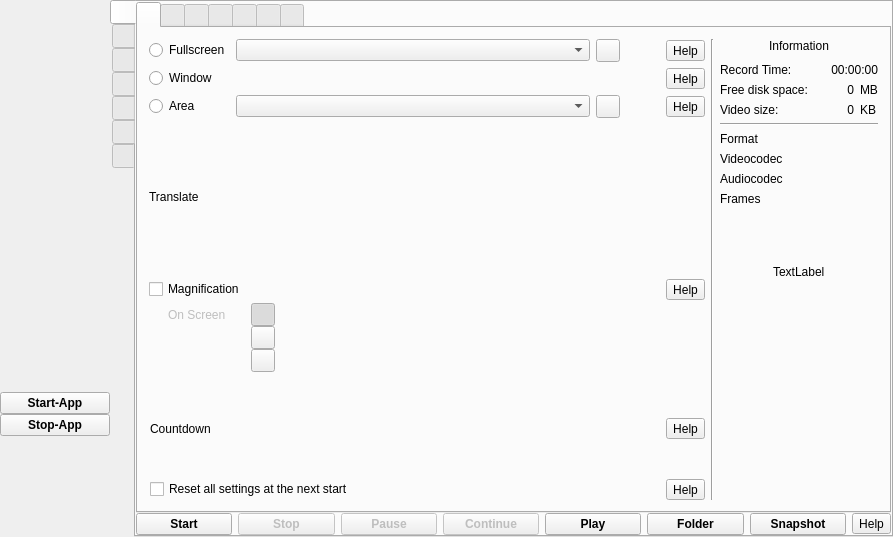
Old version of the form src/formMainWindow.ui in the repository vkohaupt/vokoscreenNG.
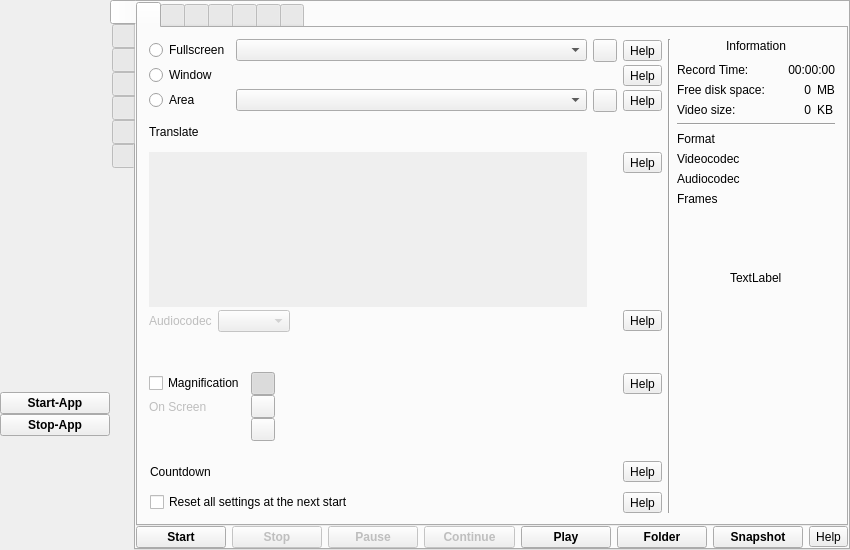
New version of the form. Icons and pictures are not drawn.

Patch:
```diff
--- a/src/formMainWindow.ui
+++ b/src/formMainWindow.ui
@@ -6,8 +6,8 @@
    <rect>
     <x>0</x>
     <y>0</y>
-    <width>893</width>
-    <height>537</height>
+    <width>850</width>
+    <height>550</height>
    </rect>
   </property>
   <property name="windowTitle">
@@ -420,9 +420,107 @@
            <layout class="QHBoxLayout" name="horizontalLayout_2">
             <item>
              <layout class="QVBoxLayout" name="verticalLayout_7">
+              <property name="spacing">
+               <number>0</number>
+              </property>
               <item>
                <layout class="QGridLayout" name="gridLayout_3">
-                <item row="0" column="4">
+                <property name="bottomMargin">
+                 <number>0</number>
+                </property>
+                <property name="verticalSpacing">
+                 <number>3</number>
+                </property>
+                <item row="4" column="0" colspan="4">
+                 <widget class="QLabel" name="label_translate">
+                  <property name="text">
+                   <string notr="true">Translate</string>
+                  </property>
+                  <property name="wordWrap">
+                   <bool>true</bool>
+                  </property>
+                  <property name="openExternalLinks">
+                   <bool>true</bool>
+                  </property>
+                 </widget>
+                </item>
+                <item row="2" column="1">
+                 <widget class="QComboBox" name="comboBoxScreencastScreenArea">
+                  <property name="sizeAdjustPolicy">
+                   <enum>QComboBox::AdjustToContents</enum>
+                  </property>
+                 </widget>
+                </item>
+                <item row="6" column="0" colspan="2">
+                 <layout class="QGridLayout" name="gridLayout_15">
+                  <property name="sizeConstraint">
+                   <enum>QLayout::SetDefaultConstraint</enum>
+                  </property>
+                  <property name="leftMargin">
+                   <number>0</number>
+                  </property>
+                  <property name="topMargin">
+                   <number>0</number>
+                  </property>
+                  <property name="rightMargin">
+                   <number>0</number>
+                  </property>
+                  <item row="0" column="0">
+                   <widget class="QScrollArea" name="scrollAreaAudioDevice">
+                    <property name="sizePolicy">
+                     <sizepolicy hsizetype="Expanding" vsizetype="Preferred">
+                      <horstretch>0</horstretch>
+                      <verstretch>0</verstretch>
+                     </sizepolicy>
+                    </property>
+                    <property name="frameShape">
+                     <enum>QFrame::NoFrame</enum>
+                    </property>
+                    <property name="widgetResizable">
+                     <bool>true</bool>
+                    </property>
+                    <property name="alignment">
+                     <set>Qt::AlignLeading|Qt::AlignLeft|Qt::AlignTop</set>
+                    </property>
+                    <widget class="QWidget" name="scrollAreaWidgetContentsAudioDevices">
+                     <property name="geometry">
+                      <rect>
+                       <x>0</x>
+                       <y>0</y>
+                       <width>426</width>
+                       <height>79</height>
+                      </rect>
+                     </property>
+                     <layout class="QVBoxLayout" name="verticalLayoutAudioDevices">
+                      <property name="leftMargin">
+                       <number>0</number>
+                      </property>
+                      <property name="topMargin">
+                       <number>6</number>
+                      </property>
+                      <property name="bottomMargin">
+                       <number>0</number>
+                      </property>
+                     </layout>
+                    </widget>
+                   </widget>
+                  </item>
+                 </layout>
+                </item>
+                <item row="0" column="1">
+                 <widget class="QComboBox" name="comboBoxScreencastScreen">
+                  <property name="sizePolicy">
+                   <sizepolicy hsizetype="Expanding" vsizetype="Fixed">
+                    <horstretch>0</horstretch>
+                    <verstretch>0</verstretch>
+                   </sizepolicy>
+                  </property>
+                  <property name="sizeAdjustPolicy">
+                   <enum>QComboBox::AdjustToContents</enum>
+                  </property>
+                 </widget>
+                </item>
+                <item row="0" column="3">
                  <widget class="QToolButton" name="help_screencast_fullscreen">
                   <property name="toolTip">
                    <string>Help</string>
@@ -432,6 +530,33 @@
                   </property>
                  </widget>
                 </item>
+                <item row="6" column="3">
+                 <layout class="QVBoxLayout" name="verticalLayout_15">
+                  <item>
+                   <widget class="QToolButton" name="help_screencast_audio">
+                    <property name="toolTip">
+                     <string>Help</string>
+                    </property>
+                    <property name="text">
+                     <string notr="true">Help</string>
+                    </property>
+                   </widget>
+                  </item>
+                  <item>
+                   <spacer name="verticalSpacer_28">
+                    <property name="orientation">
+                     <enum>Qt::Vertical</enum>
+                    </property>
+                    <property name="sizeHint" stdset="0">
+                     <size>
+                      <width>20</width>
+                      <height>40</height>
+                     </size>
+                    </property>
+                   </spacer>
+                  </item>
+                 </layout>
+                </item>
                 <item row="1" column="0">
                  <widget class="QRadioButton" name="radioButtonScreencastWindow">
                   <property name="text">
@@ -442,41 +567,7 @@
                   </attribute>
                  </widget>
                 </item>
-                <item row="2" column="2">
-                 <widget class="QToolButton" name="toolButtonScreencastAreaReset">
-                  <property name="toolTip">
-                   <string>Reset</string>
-                  </property>
-                  <property name="text">
-                   <string notr="true"/>
-                  </property>
-                  <property name="icon">
-                   <iconset resource="screencast.qrc">
-                    <normaloff>:/pictures/screencast/undo.png</normaloff>:/pictures/screencast/undo.png</iconset>
-                  </property>
-                 </widget>
-                </item>
-                <item row="2" column="0">
-                 <widget class="QRadioButton" name="radioButtonScreencastArea">
-                  <property name="text">
-                   <string>Area</string>
-                  </property>
-                  <attribute name="buttonGroup">
-                   <string notr="true">buttonGroup</string>
-                  </attribute>
-                 </widget>
-                </item>
-                <item row="1" column="4">
-                 <widget class="QToolButton" name="help_screencast_window">
-                  <property name="toolTip">
-                   <string>Help</string>
-                  </property>
-                  <property name="text">
-                   <string notr="true">Help</string>
-                  </property>
-                 </widget>
-                </item>
-                <item row="2" column="4">
+                <item row="2" column="3">
                  <widget class="QToolButton" name="help_screencast_area">
                   <property name="toolTip">
                    <string>Help</string>
@@ -486,35 +577,6 @@
                   </property>
                  </widget>
                 </item>
-                <item row="0" column="1">
-                 <widget class="QComboBox" name="comboBoxScreencastScreen">
-                  <property name="sizePolicy">
-                   <sizepolicy hsizetype="Expanding" vsizetype="Fixed">
-                    <horstretch>0</horstretch>
-                    <verstretch>0</verstretch>
-                   </sizepolicy>
-                  </property>
-                  <property name="sizeAdjustPolicy">
-                   <enum>QComboBox::AdjustToContents</enum>
-                  </property>
-                 </widget>
-                </item>
-                <item row="0" column="3">
-                 <spacer name="horizontalSpacer">
-                  <property name="orientation">
-                   <enum>Qt::Horizontal</enum>
-                  </property>
-                  <property name="sizeType">
-                   <enum>QSizePolicy::Preferred</enum>
-                  </property>
-                  <property name="sizeHint" stdset="0">
-                   <size>
-                    <width>40</width>
-                    <height>20</height>
-                   </size>
-                  </property>
-                 </spacer>
-                </item>
                 <item row="0" column="0">
                  <widget class="QRadioButton" name="radioButtonScreencastFullscreen">
                   <property name="text">
@@ -525,13 +587,6 @@
                   </attribute>
                  </widget>
                 </item>
-                <item row="2" column="1">
-                 <widget class="QComboBox" name="comboBoxScreencastScreenArea">
-                  <property name="sizeAdjustPolicy">
-                   <enum>QComboBox::AdjustToContents</enum>
-                  </property>
-                 </widget>
-                </item>
                 <item row="0" column="2">
                  <widget class="QToolButton" name="toolButton_screen_name">
                   <property name="text">
@@ -546,38 +601,128 @@
                   </property>
                  </widget>
                 </item>
+                <item row="5" column="1">
+                 <spacer name="verticalSpacer_13">
+                  <property name="orientation">
+                   <enum>Qt::Vertical</enum>
+                  </property>
+                  <property name="sizeType">
+                   <enum>QSizePolicy::Maximum</enum>
+                  </property>
+                  <property name="sizeHint" stdset="0">
+                   <size>
+                    <width>20</width>
+                    <height>10</height>
+                   </size>
+                  </property>
+                 </spacer>
+                </item>
+                <item row="2" column="0">
+                 <widget class="QRadioButton" name="radioButtonScreencastArea">
+                  <property name="text">
+                   <string>Area</string>
+                  </property>
+                  <attribute name="buttonGroup">
+                   <string notr="true">buttonGroup</string>
+                  </attribute>
+                 </widget>
+                </item>
+                <item row="3" column="1">
+                 <spacer name="verticalSpacer">
+                  <property name="orientation">
+                   <enum>Qt::Vertical</enum>
+                  </property>
+                  <property name="sizeType">
+                   <enum>QSizePolicy::Maximum</enum>
+                  </property>
+                  <property name="sizeHint" stdset="0">
+                   <size>
+                    <width>20</width>
+                    <height>10</height>
+                   </size>
+                  </property>
+                 </spacer>
+                </item>
+                <item row="2" column="2">
+                 <widget class="QToolButton" name="toolButtonScreencastAreaReset">
+                  <property name="toolTip">
+                   <string>Reset</string>
+                  </property>
+                  <property name="text">
+                   <string notr="true"/>
+                  </property>
+                  <property name="icon">
+                   <iconset resource="screencast.qrc">
+                    <normaloff>:/pictures/screencast/undo.png</normaloff>:/pictures/screencast/undo.png</iconset>
+                  </property>
+                 </widget>
+                </item>
+                <item row="1" column="3">
+                 <widget class="QToolButton" name="help_screencast_window">
+                  <property name="toolTip">
+                   <string>Help</string>
+                  </property>
+                  <property name="text">
+                   <string notr="true">Help</string>
+                  </property>
+                 </widget>
+                </item>
+                <item row="7" column="0" colspan="4">
+                 <layout class="QHBoxLayout" name="horizontalLayout_37">
+                  <item>
+                   <widget class="QLabel" name="labelAudioCodec">
+                    <property name="enabled">
+                     <bool>false</bool>
+                    </property>
+                    <property name="text">
+                     <string>Audiocodec</string>
+                    </property>
+                   </widget>
+                  </item>
+                  <item>
+                   <widget class="QComboBox" name="comboBoxAudioCodec">
+                    <property name="enabled">
+                     <bool>false</bool>
+                    </property>
+                    <property name="sizeAdjustPolicy">
+                     <enum>QComboBox::AdjustToContents</enum>
+                    </property>
+                   </widget>
+                  </item>
+                  <item>
+                   <spacer name="horizontalSpacer_14">
+                    <property name="orientation">
+                     <enum>Qt::Horizontal</enum>
+                    </property>
+                    <property name="sizeHint" stdset="0">
+                     <size>
+                      <width>40</width>
+                      <height>20</height>
+                     </size>
+                    </property>
+                   </spacer>
+                  </item>
+                  <item>
+                   <widget class="QToolButton" name="help_screencast_audiocodec">
+                    <property name="toolTip">
+                     <string>Help</string>
+                    </property>
+                    <property name="text">
+                     <string notr="true">Help</string>
+                    </property>
+                   </widget>
+                  </item>
+                 </layout>
+                </item>
                </layout>
               </item>
               <item>
-               <spacer name="verticalSpacer">
+               <spacer name="verticalSpacer_20">
                 <property name="orientation">
                  <enum>Qt::Vertical</enum>
                 </property>
-                <property name="sizeHint" stdset="0">
-                 <size>
-                  <width>20</width>
-                  <height>40</height>
-                 </size>
-                </property>
-               </spacer>
-              </item>
-              <item>
-               <widget class="QLabel" name="label_translate">
-                <property name="text">
-                 <string notr="true">Translate</string>
-                </property>
-                <property name="wordWrap">
-                 <bool>true</bool>
-                </property>
-                <property name="openExternalLinks">
-                 <bool>true</bool>
-                </property>
-               </widget>
-              </item>
-              <item>
-               <spacer name="verticalSpacer_13">
-                <property name="orientation">
-                 <enum>Qt::Vertical</enum>
+                <property name="sizeType">
+                 <enum>QSizePolicy::Preferred</enum>
                 </property>
                 <property name="sizeHint" stdset="0">
                  <size>
@@ -592,17 +737,17 @@
                 <property name="verticalSpacing">
                  <number>0</number>
                 </property>
-                <item row="2" column="0" alignment="Qt::AlignHCenter">
-                 <widget class="QLabel" name="label_magnifier_on_screen">
-                  <property name="enabled">
-                   <bool>false</bool>
+                <item row="1" column="4">
+                 <widget class="QToolButton" name="help_screencast_magnifier">
+                  <property name="toolTip">
+                   <string>Help</string>
                   </property>
                   <property name="text">
-                   <string notr="true">On Screen</string>
+                   <string notr="true">Help</string>
                   </property>
                  </widget>
                 </item>
-                <item row="2" column="3">
+                <item row="1" column="3">
                  <spacer name="horizontalSpacer_45">
                   <property name="orientation">
                    <enum>Qt::Horizontal</enum>
@@ -615,13 +760,13 @@
                   </property>
                  </spacer>
                 </item>
-                <item row="1" column="2" colspan="2">
-                 <layout class="QHBoxLayout" name="horizontalLayoutMagnicationSize">
+                <item row="2" column="2">
+                 <layout class="QHBoxLayout" name="horizontalLayout_elipse">
                   <property name="leftMargin">
                    <number>3</number>
                   </property>
                   <item>
-                   <spacer name="horizontalSpacer_42">
+                   <spacer name="horizontalSpacer_47">
                     <property name="orientation">
                      <enum>Qt::Horizontal</enum>
                     </property>
@@ -633,19 +778,9 @@
                     </property>
                    </spacer>
                   </item>
-                  <item>
-                   <widget class="QToolButton" name="help_screencast_magnifier">
-                    <property name="toolTip">
-                     <string>Help</string>
-                    </property>
-                    <property name="text">
-                     <string notr="true">Help</string>
-                    </property>
-                   </widget>
-                  </item>
                  </layout>
                 </item>
-                <item row="2" column="2">
+                <item row="1" column="2">
                  <layout class="QHBoxLayout" name="horizontalLayout_rectangle">
                   <property name="leftMargin">
                    <number>3</number>
@@ -665,6 +800,36 @@
                   </item>
                  </layout>
                 </item>
+                <item row="2" column="0">
+                 <widget class="QLabel" name="label_magnifier_on_screen">
+                  <property name="enabled">
+                   <bool>false</bool>
+                  </property>
+                  <property name="text">
+                   <string notr="true">On Screen</string>
+                  </property>
+                 </widget>
+                </item>
+                <item row="3" column="2">
+                 <layout class="QHBoxLayout" name="horizontalLayout_circle">
+                  <property name="leftMargin">
+                   <number>3</number>
+                  </property>
+                  <item>
+                   <spacer name="horizontalSpacer_48">
+                    <property name="orientation">
+                     <enum>Qt::Horizontal</enum>
+                    </property>
+                    <property name="sizeHint" stdset="0">
+                     <size>
+                      <width>40</width>
+                      <height>20</height>
+                     </size>
+                    </property>
+                   </spacer>
+                  </item>
+                 </layout>
+                </item>
                 <item row="1" column="0">
                  <widget class="QCheckBox" name="checkBoxMagnifier">
                   <property name="toolTip">
@@ -675,60 +840,7 @@
                   </property>
                  </widget>
                 </item>
-                <item row="3" column="2">
-                 <layout class="QHBoxLayout" name="horizontalLayout_elipse">
-                  <property name="leftMargin">
-                   <number>3</number>
-                  </property>
-                  <item>
-                   <spacer name="horizontalSpacer_47">
-                    <property name="orientation">
-                     <enum>Qt::Horizontal</enum>
-                    </property>
-                    <property name="sizeHint" stdset="0">
-                     <size>
-                      <width>40</width>
-                      <height>20</height>
-                     </size>
-                    </property>
-                   </spacer>
-                  </item>
-                 </layout>
-                </item>
-                <item row="4" column="2">
-                 <layout class="QHBoxLayout" name="horizontalLayout_circle">
-                  <property name="leftMargin">
-                   <number>3</number>
-                  </property>
-                  <item>
-                   <spacer name="horizontalSpacer_48">
-                    <property name="orientation">
-                     <enum>Qt::Horizontal</enum>
-                    </property>
-                    <property name="sizeHint" stdset="0">
-                     <size>
-                      <width>40</width>
-                      <height>20</height>
-                     </size>
-                    </property>
-                   </spacer>
-                  </item>
-                 </layout>
-                </item>
-                <item row="4" column="1">
-                 <widget class="QToolButton" name="toolButton_magnifier_circle">
-                  <property name="text">
-                   <string notr="true"/>
-                  </property>
-                  <property name="checkable">
-                   <bool>true</bool>
-                  </property>
-                  <attribute name="buttonGroup">
-                   <string notr="true">buttonGroup_2</string>
-                  </attribute>
-                 </widget>
-                </item>
-                <item row="3" column="1">
+                <item row="2" column="1">
                  <widget class="QToolButton" name="toolButton_magnifier_elipse">
                   <property name="text">
                    <string notr="true"/>
@@ -741,7 +853,20 @@
                   </attribute>
                  </widget>
                 </item>
-                <item row="2" column="1">
+                <item row="3" column="1">
+                 <widget class="QToolButton" name="toolButton_magnifier_circle">
+                  <property name="text">
+                   <string notr="true"/>
+                  </property>
+                  <property name="checkable">
+                   <bool>true</bool>
+                  </property>
+                  <attribute name="buttonGroup">
+                   <string notr="true">buttonGroup_2</string>
+                  </attribute>
+                 </widget>
+                </item>
+                <item row="1" column="1">
                  <widget class="QToolButton" name="toolButton_magnifier_rectangle">
                   <property name="text">
                    <string notr="true"/>
@@ -757,52 +882,33 @@
                   </attribute>
                  </widget>
                 </item>
-                <item row="1" column="1">
-                 <widget class="QLabel" name="label_62">
-                  <property name="minimumSize">
-                   <size>
-                    <width>27</width>
-                    <height>27</height>
-                   </size>
-                  </property>
-                  <property name="maximumSize">
-                   <size>
-                    <width>27</width>
-                    <height>27</height>
-                   </size>
-                  </property>
-                  <property name="text">
-                   <string notr="true"/>
-                  </property>
-                  <property name="pixmap">
-                   <pixmap resource="screencast.qrc">:/pictures/systray/magnification.png</pixmap>
-                  </property>
-                  <property name="scaledContents">
-                   <bool>true</bool>
-                  </property>
-                 </widget>
-                </item>
                </layout>
               </item>
               <item>
-               <layout class="QGridLayout" name="gridLayout_9" rowstretch="0,0,0,0,0" columnstretch="0,0,0,0">
+               <spacer name="verticalSpacer_7">
+                <property name="orientation">
+                 <enum>Qt::Vertical</enum>
+                </property>
+                <property name="sizeType">
+                 <enum>QSizePolicy::Maximum</enum>
+                </property>
+                <property name="sizeHint" stdset="0">
+                 <size>
+                  <width>20</width>
+                  <height>20</height>
+                 </size>
+                </property>
+               </spacer>
+              </item>
+              <item>
+               <layout class="QGridLayout" name="gridLayout_9" rowstretch="0,0,0,0" columnstretch="0,0,0">
                 <property name="leftMargin">
                  <number>1</number>
                 </property>
                 <property name="verticalSpacing">
                  <number>0</number>
                 </property>
-                <item row="4" column="3">
-                 <widget class="QToolButton" name="help_screencast_deleteallsettings">
-                  <property name="toolTip">
-                   <string>Help</string>
-                  </property>
-                  <property name="text">
-                   <string notr="true">Help</string>
-                  </property>
-                 </widget>
-                </item>
-                <item row="4" column="0" colspan="3">
+                <item row="3" column="0" colspan="2">
                  <layout class="QHBoxLayout" name="horizontalLayout_13">
                   <item>
                    <widget class="QCheckBox" name="checkBoxResetAtNextStart">
@@ -813,20 +919,7 @@
                   </item>
                  </layout>
                 </item>
-                <item row="3" column="1">
-                 <spacer name="verticalSpacer_9">
-                  <property name="orientation">
-                   <enum>Qt::Vertical</enum>
-                  </property>
-                  <property name="sizeHint" stdset="0">
-                   <size>
-                    <width>20</width>
-                    <height>40</height>
-                   </size>
-                  </property>
-                 </spacer>
-                </item>
-                <item row="2" column="3">
+                <item row="1" column="2">
                  <widget class="QToolButton" name="help_screencast_countdown">
                   <property name="toolTip">
                    <string>Help</string>
@@ -836,20 +929,7 @@
                   </property>
                  </widget>
                 </item>
-                <item row="1" column="1">
-                 <spacer name="verticalSpacer_7">
-                  <property name="orientation">
-                   <enum>Qt::Vertical</enum>
-                  </property>
-                  <property name="sizeHint" stdset="0">
-                   <size>
-                    <width>20</width>
-                    <height>40</height>
-                   </size>
-                  </property>
-                 </spacer>
-                </item>
-                <item row="2" column="0" colspan="3">
+                <item row="1" column="0" colspan="2">
                  <layout class="QHBoxLayout" name="horizontalLayout_60">
                   <item>
                    <widget class="QLabel" name="labelScreencastCountdownText">
@@ -879,6 +959,32 @@
                   </item>
                  </layout>
                 </item>
+                <item row="3" column="2">
+                 <widget class="QToolButton" name="help_screencast_deleteallsettings">
+                  <property name="toolTip">
+                   <string>Help</string>
+                  </property>
+                  <property name="text">
+                   <string notr="true">Help</string>
+                  </property>
+                 </widget>
+                </item>
+                <item row="2" column="2">
+                 <spacer name="verticalSpacer_9">
+                  <property name="orientation">
+                   <enum>Qt::Vertical</enum>
+                  </property>
+                  <property name="sizeType">
+                   <enum>QSizePolicy::Maximum</enum>
+                  </property>
+                  <property name="sizeHint" stdset="0">
+                   <size>
+                    <width>20</width>
+                    <height>10</height>
+                   </size>
+                  </property>
+                 </spacer>
+                </item>
                </layout>
               </item>
              </layout>
@@ -1130,45 +1236,11 @@
                  <property name="bottomMargin">
                   <number>0</number>
                  </property>
-                 <item>
-                  <widget class="QScrollArea" name="scrollAreaAudioDevice">
-                   <property name="frameShape">
-                    <enum>QFrame::NoFrame</enum>
-                   </property>
-                   <property name="widgetResizable">
-                    <bool>true</bool>
-                   </property>
-                   <property name="alignment">
-                    <set>Qt::AlignLeading|Qt::AlignLeft|Qt::AlignTop</set>
-                   </property>
-                   <widget class="QWidget" name="scrollAreaWidgetContentsAudioDevices">
-                    <property name="geometry">
-                     <rect>
-                      <x>0</x>
-                      <y>0</y>
-                      <width>676</width>
-                      <height>297</height>
-                     </rect>
-                    </property>
-                    <layout class="QVBoxLayout" name="verticalLayoutAudioDevices"/>
-                   </widget>
-                  </widget>
-                 </item>
                 </layout>
                </widget>
               </item>
               <item>
                <layout class="QVBoxLayout" name="verticalLayout_5">
-                <item>
-                 <widget class="QToolButton" name="help_screencast_audio">
-                  <property name="toolTip">
-                   <string>Help</string>
-                  </property>
-                  <property name="text">
-                   <string notr="true">Help</string>
-                  </property>
-                 </widget>
-                </item>
                 <item>
                  <spacer name="verticalSpacer_5">
                   <property name="orientation">
@@ -1186,53 +1258,6 @@
               </item>
              </layout>
             </item>
-            <item>
-             <layout class="QHBoxLayout" name="horizontalLayout_37">
-              <item>
-               <widget class="QLabel" name="labelAudioCodec">
-                <property name="enabled">
-                 <bool>false</bool>
-                </property>
-                <property name="text">
-                 <string>Audiocodec</string>
-                </property>
-               </widget>
-              </item>
-              <item>
-               <widget class="QComboBox" name="comboBoxAudioCodec">
-                <property name="enabled">
-                 <bool>false</bool>
-                </property>
-                <property name="sizeAdjustPolicy">
-                 <enum>QComboBox::AdjustToContents</enum>
-                </property>
-               </widget>
-              </item>
-              <item>
-               <spacer name="horizontalSpacer_14">
-                <property name="orientation">
-                 <enum>Qt::Horizontal</enum>
-                </property>
-                <property name="sizeHint" stdset="0">
-                 <size>
-                  <width>40</width>
-                  <height>20</height>
-                 </size>
-                </property>
-               </spacer>
-              </item>
-              <item>
-               <widget class="QToolButton" name="help_screencast_audiocodec">
-                <property name="toolTip">
-                 <string>Help</string>
-                </property>
-                <property name="text">
-                 <string notr="true">Help</string>
-                </property>
-               </widget>
-              </item>
-             </layout>
-            </item>
             <item>
              <spacer name="verticalSpacer_17">
               <property name="orientation">
@@ -2710,8 +2735,8 @@
                   <rect>
                    <x>0</x>
                    <y>0</y>
-                   <width>506</width>
-                   <height>404</height>
+                   <width>463</width>
+                   <height>417</height>
                   </rect>
                  </property>
                  <layout class="QGridLayout" name="gridLayoutAvailable">
```
Left out of the diff: 2 changed lines with no effect on the pictures.
